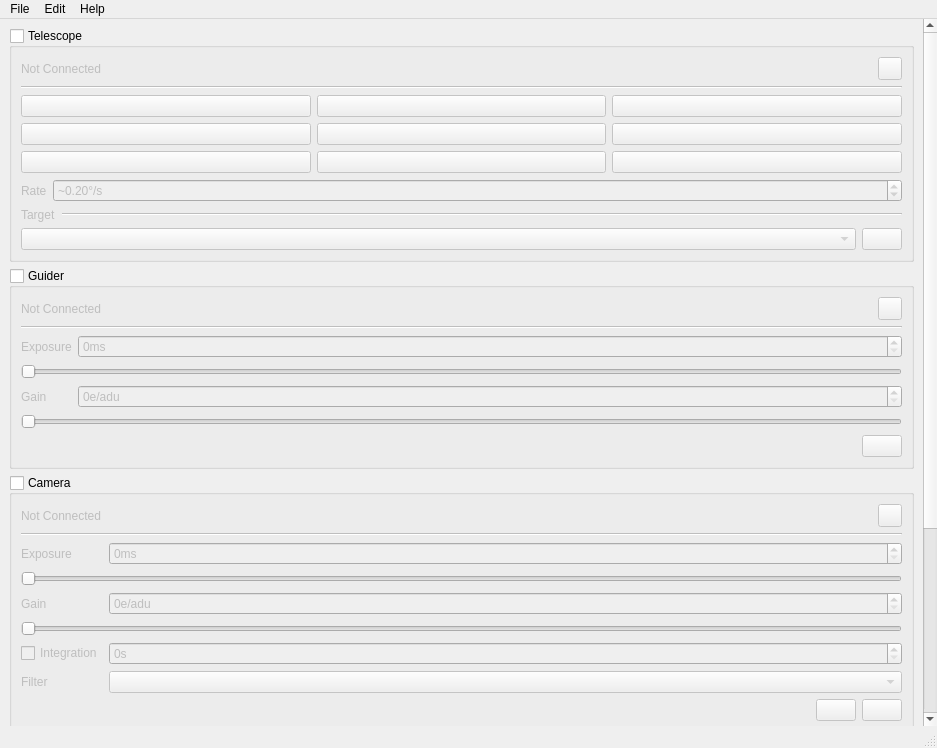
The window that qt/mainwindow.ui (EthanChappel/Ecliptic) describes before a commit, drawn with Qt 5.
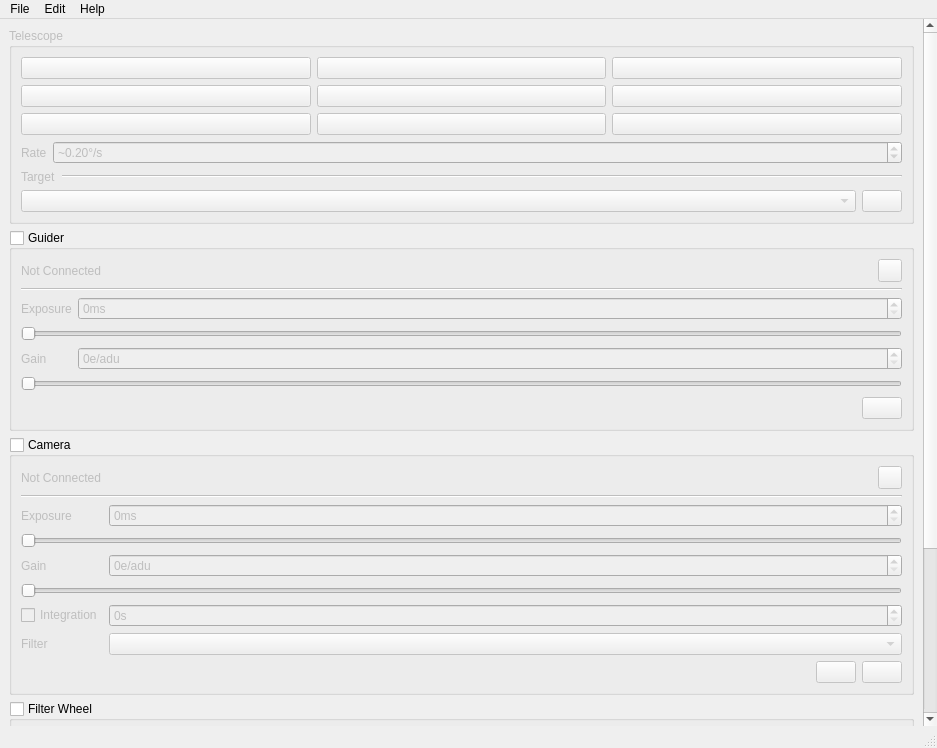
The same window after the commit. Icons and pictures are not drawn.

Commit message: Handle telescope connection in settings dock

The edit to the form file:
```diff
--- a/qt/mainwindow.ui
+++ b/qt/mainwindow.ui
@@ -80,14 +80,17 @@
        <property name="geometry">
         <rect>
          <x>0</x>
-         <y>-57</y>
-         <width>920</width>
-         <height>1216</height>
+         <y>0</y>
+         <width>916</width>
+         <height>1128</height>
         </rect>
        </property>
        <layout class="QFormLayout" name="formLayout_4">
         <item row="0" column="0" colspan="2">
          <widget class="QGroupBox" name="mount_group">
+          <property name="enabled">
+           <bool>false</bool>
+          </property>
           <property name="sizePolicy">
            <sizepolicy hsizetype="Preferred" vsizetype="Fixed">
             <horstretch>0</horstretch>
@@ -97,53 +100,7 @@
           <property name="title">
            <string>Telescope</string>
           </property>
-          <property name="checkable">
-           <bool>true</bool>
-          </property>
-          <property name="checked">
-           <bool>false</bool>
-          </property>
           <layout class="QVBoxLayout" name="verticalLayout_3">
-           <item>
-            <layout class="QHBoxLayout" name="horizontallayout_9">
-             <item>
-              <widget class="QLabel" name="telescope_name_label">
-               <property name="sizePolicy">
-                <sizepolicy hsizetype="Ignored" vsizetype="Preferred">
-                 <horstretch>0</horstretch>
-                 <verstretch>0</verstretch>
-                </sizepolicy>
-               </property>
-               <property name="text">
-                <string>Not Connected</string>
-               </property>
-               <property name="wordWrap">
-                <bool>true</bool>
-               </property>
-              </widget>
-             </item>
-             <item>
-              <widget class="QToolButton" name="scope_settings_btn">
-               <property name="sizePolicy">
-                <sizepolicy hsizetype="Fixed" vsizetype="Preferred">
-                 <horstretch>0</horstretch>
-                 <verstretch>0</verstretch>
-                </sizepolicy>
-               </property>
-               <property name="text">
-                <string/>
-               </property>
-               <property name="icon">
-                <iconset resource="resources/res.qrc">
-                 <normaloff>:/icons/ic_settings_white_48px.svg</normaloff>:/icons/ic_settings_white_48px.svg</iconset>
-               </property>
-               <property name="popupMode">
-                <enum>QToolButton::InstantPopup</enum>
-               </property>
-              </widget>
-             </item>
-            </layout>
-           </item>
            <item>
             <widget class="QFrame" name="scope_frame">
              <property name="frameShape">
@@ -168,13 +125,6 @@
               <property name="bottomMargin">
                <number>0</number>
               </property>
-              <item>
-               <widget class="Line" name="line_2">
-                <property name="orientation">
-                 <enum>Qt::Horizontal</enum>
-                </property>
-               </widget>
-              </item>
               <item>
                <layout class="QGridLayout" name="gridlayout_10">
                 <item row="0" column="1">
```
Left out of the diff: 3 changed lines with no effect on the pictures. The commit also changes 3 other files.
